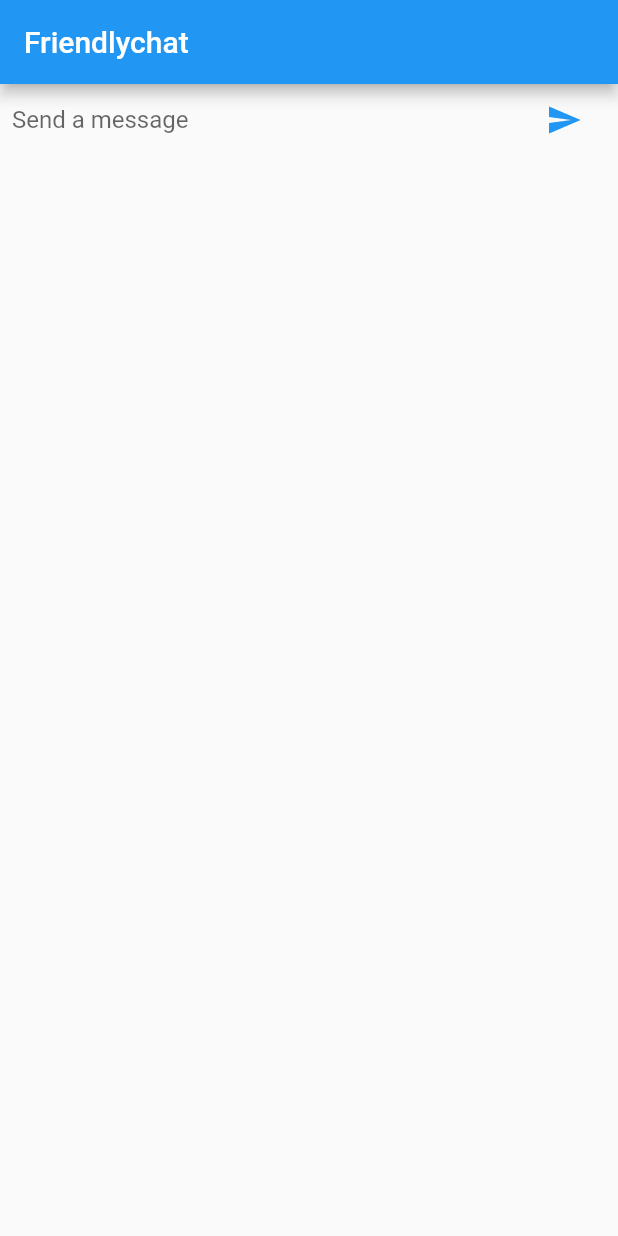
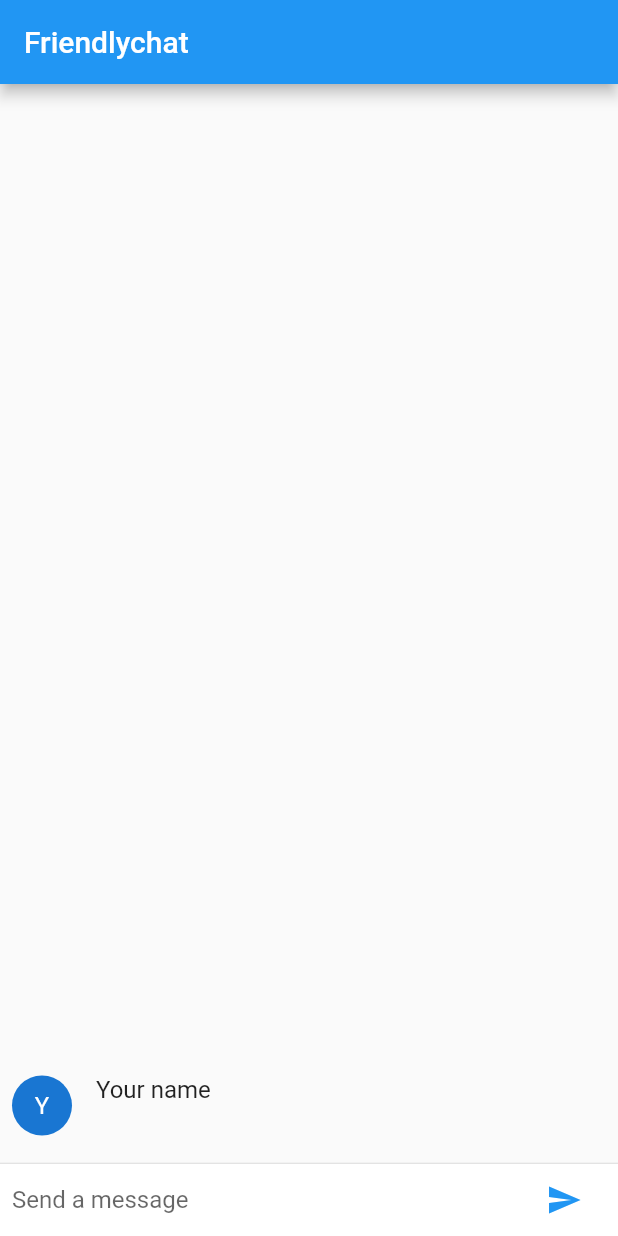
Before and after one commit to alexKwonIsAwesome/flutter_friendlychat, a Flutter app: the screen it shows after launch, after a tap on the "send" icon, on a phone screen of 412 x 824 dp. Run offline on Flutter 3.47's test engine with Material 2 defaults, Android fonts, the phone set to English and light mode, and no system bars.

```diff
--- a/lib/main.dart
+++ b/lib/main.dart
@@ -10,10 +10,15 @@ class FriendlychatApp extends StatelessWidget {
 }
 
 class ChatScreenState extends State<ChatScreen> {
+  final List<ChatMessage> _messages = <ChatMessage>[];
   final TextEditingController _textController = TextEditingController();
 
   void _handleSubmitted(String text) {
     _textController.clear();
+    ChatMessage message = ChatMessage(text: text);
+    setState(() {
+      _messages.insert(0, message);
+    });
   }
 
   Widget _buildTextComposer() {
@@ -47,7 +52,27 @@ class ChatScreenState extends State<ChatScreen> {
         appBar: AppBar(
           title: Text('Friendlychat'),
         ),
-        body: _buildTextComposer());
+        body: Column(
+          children: <Widget>[
+            Flexible(
+              child: ListView.builder(
+                padding: EdgeInsets.all(8.0),
+                reverse: true,
+                itemBuilder: (_, int index) => _messages[index],
+                itemCount: _messages.length,
+              ),
+            ),
+            Divider(
+              height: 1.0,
+            ),
+            Container(
+              decoration: BoxDecoration(
+                color: Theme.of(context).cardColor,
+              ),
+              child: _buildTextComposer(),
+            )
+          ],
+        ));
   }
 }
 
@@ -55,3 +80,33 @@ class ChatScreen extends StatefulWidget {
   @override
   ChatScreenState createState() => ChatScreenState();
 }
+
+const String _name = 'Your name';
+
+class ChatMessage extends StatelessWidget {
+  ChatMessage({this.text});
+
+  final String text;
+
+  @override
+  Widget build(BuildContext context) {
+    return Container(
+        margin: const EdgeInsets.symmetric(vertical: 10.0),
+        child: Row(
+          crossAxisAlignment: CrossAxisAlignment.start,
+          children: <Widget>[
+            Container(
+                margin: const EdgeInsets.only(right: 16.0),
+                child: CircleAvatar(child: Text(_name[0]))),
+            Column(
+              crossAxisAlignment: CrossAxisAlignment.start,
+              children: <Widget>[
+                Text(_name, style: Theme.of(context).textTheme.subhead),
+                Container(
+                    margin: const EdgeInsets.only(top: 5.0), child: Text(text))
+              ],
+            )
+          ],
+        ));
+  }
+}
```
